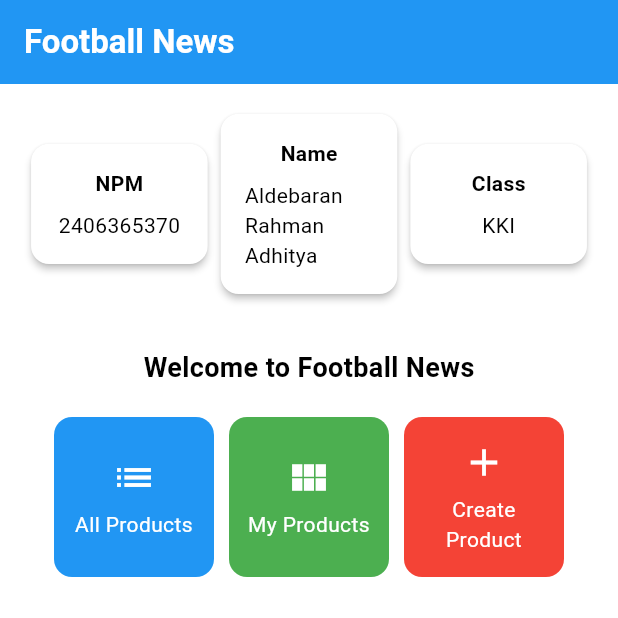
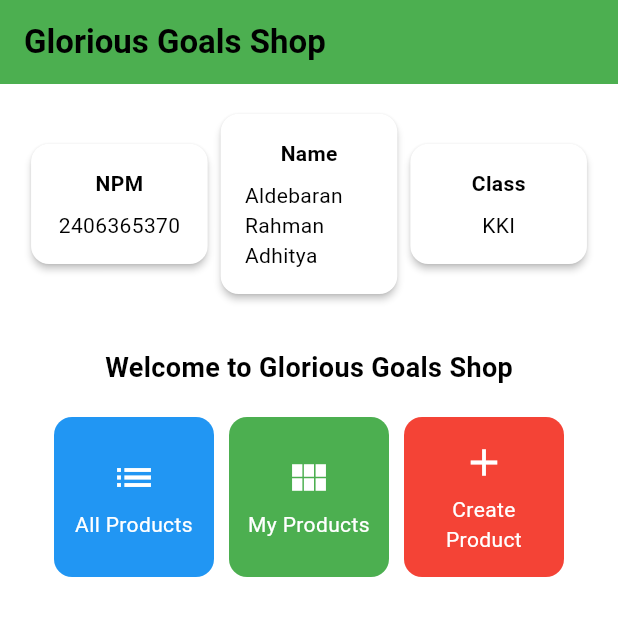
Before and after one commit to AldebaranHere/glorious-goals-shop_mobile, a Flutter app: the screen it shows after launch, on a phone screen of 412 x 824 dp, the top half of it. Run offline on Flutter 3.47's test engine with Material 3 defaults, Android fonts, the light colour scheme and no system bars.

Commit message:
Changing title and a text to Glorious Goals Shop

```diff
--- a/lib/main.dart
+++ b/lib/main.dart
@@ -29,7 +29,7 @@
         //
         // This works for code too, not just values: Most code changes can be
         // tested with just a hot reload.
-         colorScheme: ColorScheme.fromSwatch(primarySwatch: Colors.blue),
+         colorScheme: ColorScheme.fromSwatch(primarySwatch: Colors.green),
       ),
       home: MyHomePage(),
     );
--- a/lib/menu.dart
+++ b/lib/menu.dart
@@ -19,9 +19,9 @@ class MyHomePage extends StatelessWidget {
 	      appBar: AppBar(
         // Judul aplikasi "Football News" dengan teks putih dan tebal.
         title: const Text(
-          'Football News',
+          'Glorious Goals Shop',
           style: TextStyle(
-            color: Colors.white,
+            color: Colors.black,
             fontWeight: FontWeight.bold,
           ),
         ),
@@ -58,7 +58,7 @@ class MyHomePage extends StatelessWidget {
                   const Padding(
                     padding: EdgeInsets.only(top: 16.0),
                     child: Text(
-                      'Welcome to Football News',
+                      'Welcome to Glorious Goals Shop',
                       style: TextStyle(
                         fontWeight: FontWeight.bold,
                         fontSize: 18.0,
```
